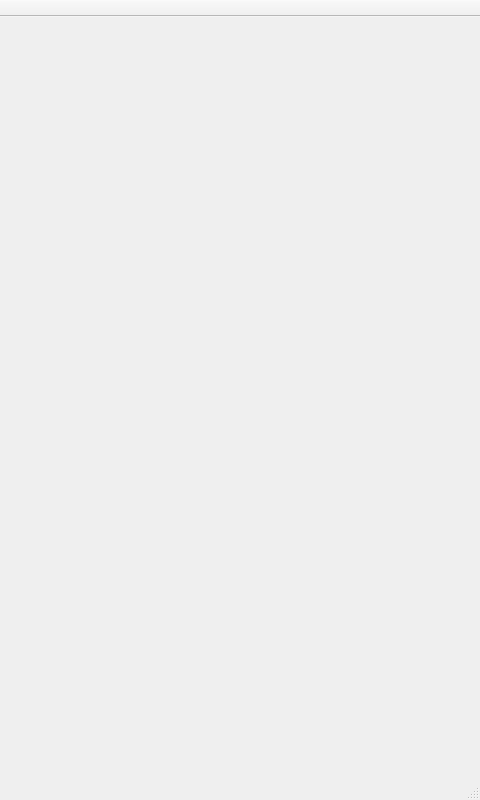
First picture: the form in mainwindow.ui, repository AlexYinHan/Painting, before the edit; both pictures show x 720 to 1200 and y 0 to 800 of the 1200 by 800 pixel window.
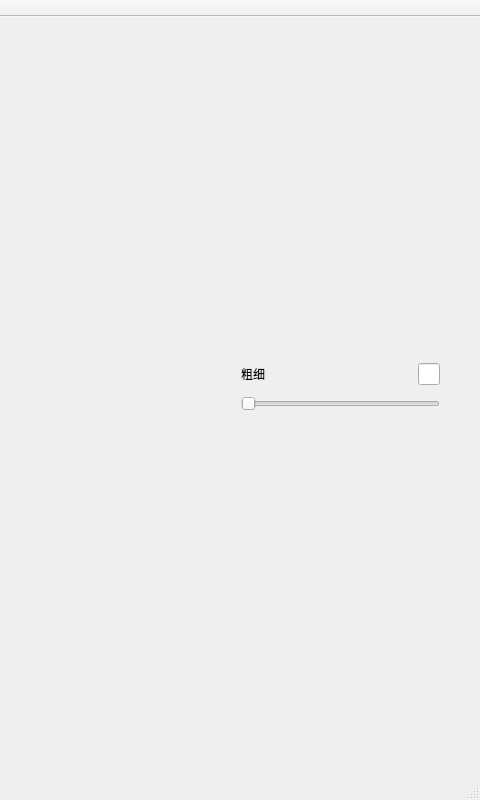
Second picture: the form after the edit. Custom widgets are drawn as their Qt base class.

Commit message: Implement rectangle and a simple slider to change line width.

What changed in the file:
```diff
--- a/mainwindow.ui
+++ b/mainwindow.ui
@@ -30,14 +30,67 @@
    <widget class="QWidget" name="gridLayoutWidget">
     <property name="geometry">
      <rect>
-      <x>960</x>
-      <y>190</y>
-      <width>211</width>
-      <height>471</height>
+      <x>950</x>
+      <y>120</y>
+      <width>221</width>
+      <height>131</height>
      </rect>
     </property>
     <layout class="QGridLayout" name="gridLayout"/>
    </widget>
+   <widget class="QWidget" name="verticalLayoutWidget">
+    <property name="geometry">
+     <rect>
+      <x>950</x>
+      <y>330</y>
+      <width>221</width>
+      <height>80</height>
+     </rect>
+    </property>
+    <layout class="QVBoxLayout" name="verticalLayout">
+     <item>
+      <layout class="QHBoxLayout" name="horizontalLayout">
+       <item>
+        <widget class="QLabel" name="label">
+         <property name="text">
+          <string>粗细</string>
+         </property>
+        </widget>
+       </item>
+       <item>
+        <spacer name="horizontalSpacer">
+         <property name="orientation">
+          <enum>Qt::Horizontal</enum>
+         </property>
+         <property name="sizeHint" stdset="0">
+          <size>
+           <width>250</width>
+           <height>20</height>
+          </size>
+         </property>
+        </spacer>
+       </item>
+       <item>
+        <widget class="QLineEdit" name="lineEdit">
+         <property name="enabled">
+          <bool>true</bool>
+         </property>
+         <property name="mouseTracking">
+          <bool>true</bool>
+         </property>
+        </widget>
+       </item>
+      </layout>
+     </item>
+     <item>
+      <widget class="QSlider" name="lineWidthSlider">
+       <property name="orientation">
+        <enum>Qt::Horizontal</enum>
+       </property>
+      </widget>
+     </item>
+    </layout>
+   </widget>
   </widget>
   <widget class="QMenuBar" name="menuBar">
    <property name="geometry">
```
The commit also changes 19 other files.
